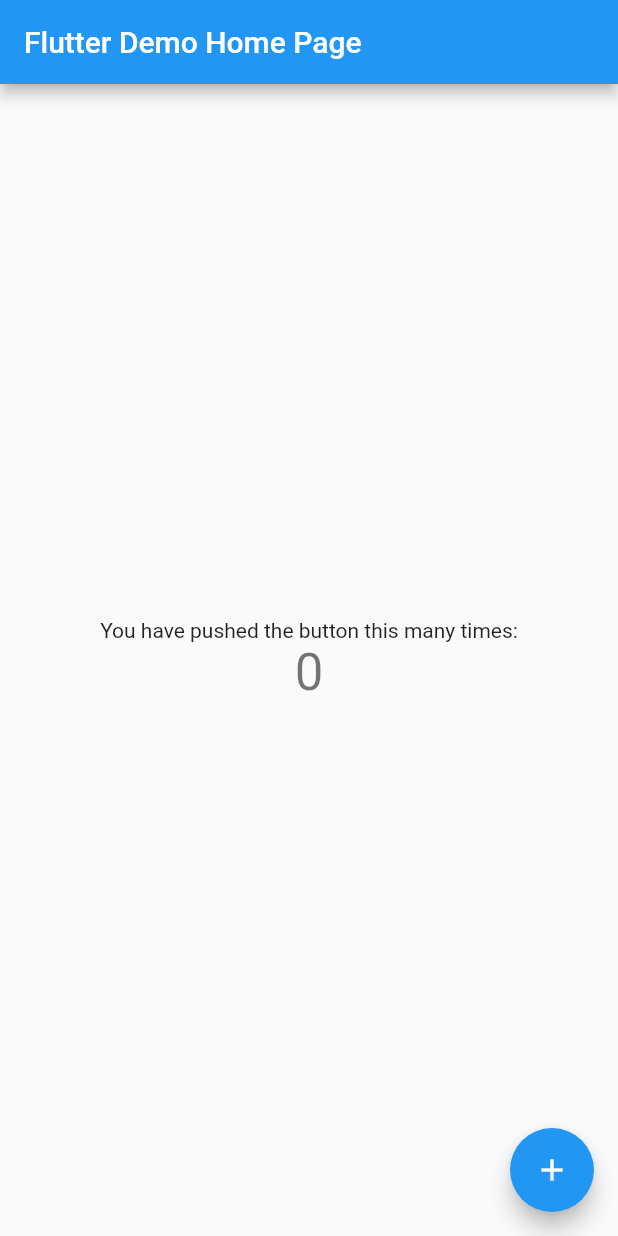
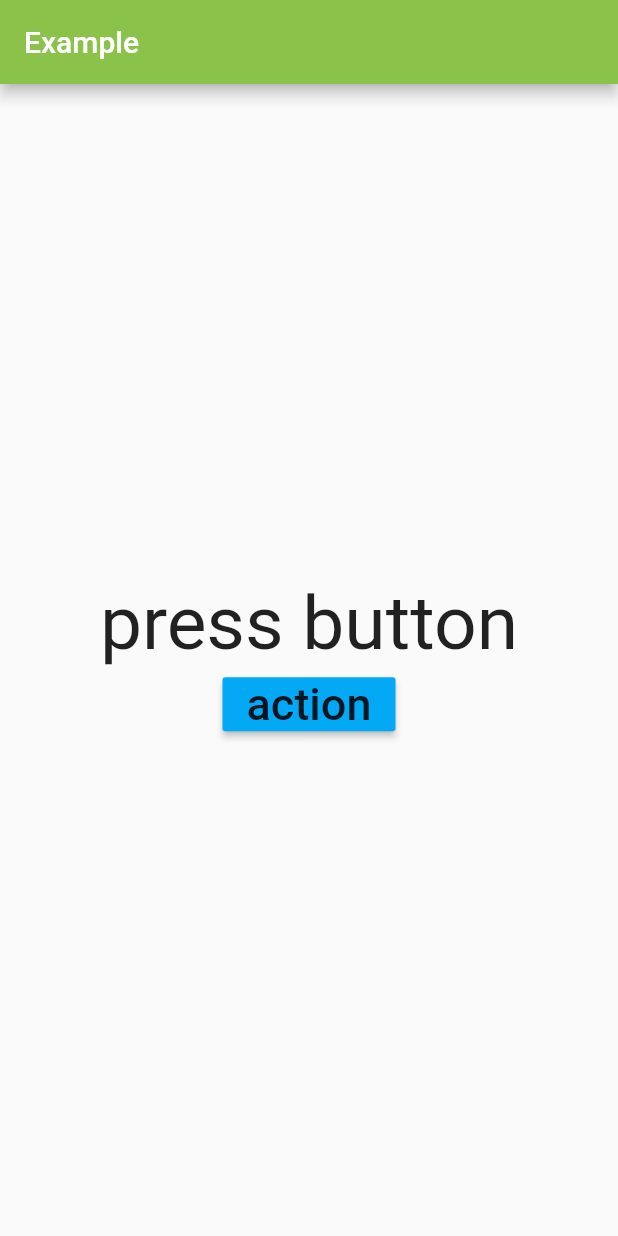
Before and after one commit to leventarican/cookbook-flutter, a Flutter app: the screen it shows after launch, on a phone screen of 412 x 824 dp. Run offline on Flutter 3.47's test engine with Material 2 defaults, Android fonts, the light colour scheme and no system bars.

Commit message:
statefulwidget, scaffold, container, column, center

```diff
--- a/refresh/lib/main.dart
+++ b/refresh/lib/main.dart
@@ -1,38 +1,42 @@
 import 'package:flutter/material.dart';
+import 'package:flutter/painting.dart';
 
-void main() {
-  runApp(MyApp());
-}
+import './pages/start_page.dart';
+import './pages/programminglanguage_page.dart';
 
-class MyApp extends StatelessWidget {
+// based on: https://www.youtube.com/watch?v=jBBl1tYkUnE
+// MaterialApp has home property: will be our start page.
+void main() => runApp(new MaterialApp(
+//  home: new ProgrammingLanguagePage(),
+  home: Example() ,
+));
+
+class Example extends StatefulWidget {
   @override
-  Widget build(BuildContext context) {
-    return MaterialApp(
-      title: 'Flutter Demo',
-      theme: ThemeData(
-        primarySwatch: Colors.blue,
-        visualDensity: VisualDensity.adaptivePlatformDensity,
-      ),
-      home: MyHomePage(title: 'Flutter Demo Home Page'),
-    );
+  State<StatefulWidget> createState() {
+    return ExampleState();
   }
 }
 
-class MyHomePage extends StatefulWidget {
-  MyHomePage({Key key, this.title}) : super(key: key);
+class ExampleState extends State<Example> {
 
-  final String title;
+  // convention over code: _ is private
+  var _languages = [
+    "go",
+    "dart",
+    "kotlin",
+    "java",
+    "c++",
+    "python",
+    "javascript",
+    "c"
+  ];
+  var _lang = "press button";
 
-  @override
-  _MyHomePageState createState() => _MyHomePageState();
-}
-
-class _MyHomePageState extends State<MyHomePage> {
-  int _counter = 0;
-
-  void _incrementCounter() {
+  action() {
     setState(() {
-      _counter++;
+      _languages.shuffle();
+      _lang = _languages.elementAt(0);
     });
   }
 
@@ -40,27 +44,24 @@
   Widget build(BuildContext context) {
     return Scaffold(
       appBar: AppBar(
-        title: Text(widget.title),
+        title: Text("Example"),
+        backgroundColor: Colors.lightGreen,
       ),
-      body: Center(
-        child: Column(
-          mainAxisAlignment: MainAxisAlignment.center,
-          children: <Widget>[
-            Text(
-              'You have pushed the button this many times:',
-            ),
-            Text(
-              '$_counter',
-              style: Theme.of(context).textTheme.headline4,
-            ),
-          ],
+      body: Container(
+        child: Center(
+          child: Column(
+            mainAxisAlignment: MainAxisAlignment.center,
+            children: <Widget>[
+              Text(_lang, style: TextStyle(fontSize: 50.0)),
+              RaisedButton(
+                child: Text("action", style: TextStyle(fontSize: 30.0),),
+                color: Colors.lightBlue,
+                onPressed: action,
+              )
+            ],
+          ),
         ),
       ),
-      floatingActionButton: FloatingActionButton(
-        onPressed: _incrementCounter,
-        tooltip: 'Increment',
-        child: Icon(Icons.add),
-      ), // This trailing comma makes auto-formatting nicer for build methods.
     );
   }
 }
--- /dev/null
+++ b/refresh/lib/repository/programming_language.dart
@@ -0,0 +1,4 @@
+class ProgrammingLanguage {
+  String name;
+  ProgrammingLanguage(this.name);
+}
```
Also changed, not shown: refresh/lib/controller/action_button.dart (added, +31 -0 lines), refresh/lib/pages/programminglanguage_page.dart (added, +29 -0 lines), refresh/lib/pages/start_page.dart (added, +21 -0 lines), refresh/lib/repository/programming_languages.dart (added, +18 -0 lines), flutter0/pubspec.lock, 2 other files.
